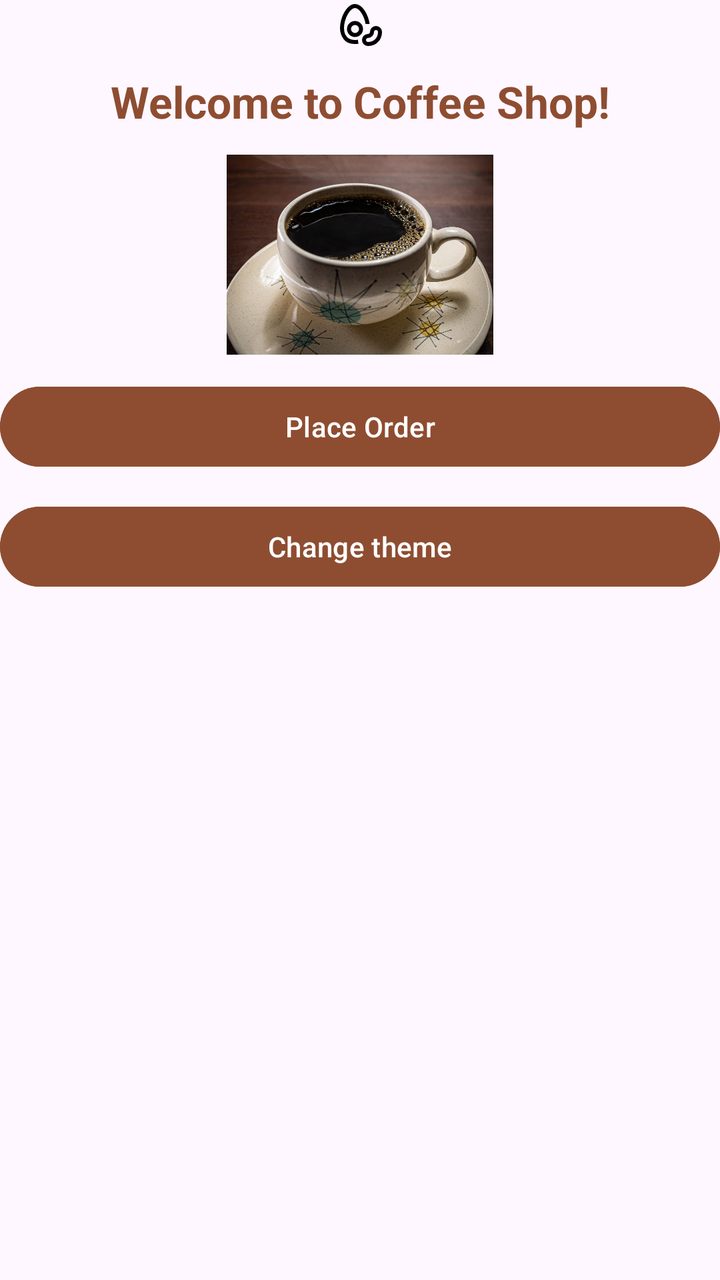
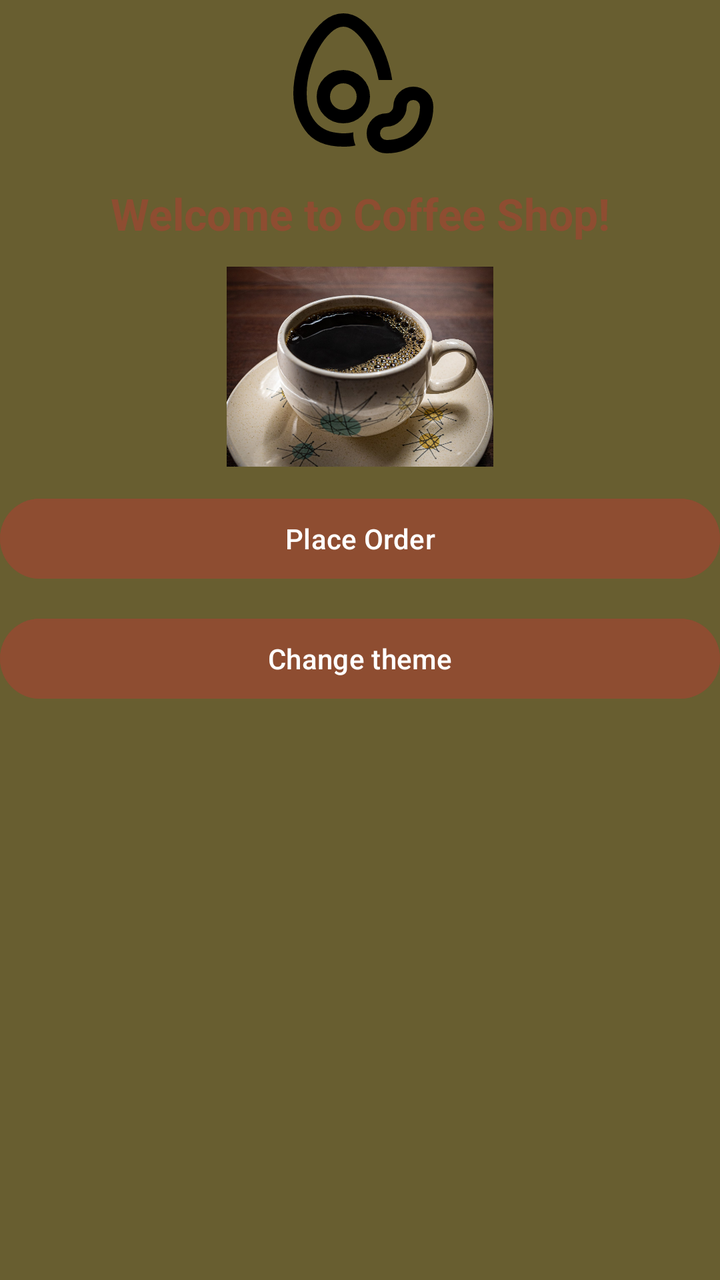

Screens rendered from an Android XML layout before and after an edit, with the pre-edit source and the edit as a unified diff.
<!-- AndroidManifest.xml: application theme Theme.CoffeeMid -->
<!-- res/layout/activity_main.xml -->
<?xml version="1.0" encoding="utf-8"?>
<LinearLayout xmlns:android="http://schemas.android.com/apk/res/android"
    xmlns:app="http://schemas.android.com/apk/res-auto"
    xmlns:tools="http://schemas.android.com/tools"
    android:id="@+id/main"
    android:layout_width="match_parent"
    android:layout_height="match_parent"
    android:orientation="vertical"
    tools:context=".MainActivity">

    <ImageView
        android:id="@+id/BeanIcon"
        android:layout_width="match_parent"
        android:layout_height="wrap_content"
        style="@style/HeaderLogo"

        android:src="@drawable/outline_avocado_bean_24"
        android:contentDescription="@string/app_logo"
        />

    <TextView
        android:layout_width="match_parent"
        android:layout_height="wrap_content"
        style="@style/AppTitle"

        android:textAlignment="center"
        android:text="Welcome to Coffee Shop!" />

    <ImageView
        android:layout_width="wrap_content"
        android:layout_height="100dp"
        android:src="@drawable/coffee"
        />

    <Button
        android:id="@+id/OrderBtn"
        android:text="@string/place_order"
        style="@style/PrimaryButton" />
    <Button
        android:id="@+id/SettingsBtn"
        android:text="@string/change_theme"
        style="@style/PrimaryButton"/>

</LinearLayout>
<!-- resources referenced by this layout -->
<resources>
  <!-- drawable coffee: jpg bitmap (drawable, 206675 bytes) -->
  <!-- drawable outline_avocado_bean_24: vector/xml drawable (drawable, 2052 chars, omitted) -->
  <string name="app_logo">App_Logo</string>
  <string name="change_theme">Change theme</string>
  <string name="place_order">Place Order</string>
  <style name="AppTitle">
          <item name="android:textSize">22sp</item>
          <item name="android:textStyle">bold</item>
          <item name="android:layout_width">match_parent</item>
          <item name="android:layout_height">wrap_content</item>
          <item name="android:paddingTop">12dp</item>
          <item name="android:paddingBottom">12dp</item>
          <item name="android:textAlignment">center</item>
          <item name="android:layout_columnSpan">2</item>
          <item name="android:textColor">?attr/colorPrimary</item>
      </style>
  <style name="HeaderLogo">
          <item name="android:layout_width">80dp</item>
          <item name="android:layout_height">80dp</item>
          <item name="android:layout_gravity">center_horizontal</item>s
          <item name="color">?attr/colorPrimary</item>
      </style>
  <style name="PrimaryButton">
          <item name="android:layout_width">match_parent</item>
          <item name="android:layout_height">wrap_content</item>
          <item name="android:layout_marginTop">12dp</item>
          <item name="android:textAllCaps">false</item>
          <item name="android:backgroundTint">?attr/colorPrimary</item>
          <item name="android:textColor">?attr/colorOnPrimary</item>
      </style>
  <style name="Theme.CoffeeMid" parent="Base.Theme.CoffeeMid" />
  <style name="Base.Theme.CoffeeMid" parent="Theme.Material3.DayNight.NoActionBar">
          <item name="colorPrimary">@color/coffee_primary</item>
          <item name="colorSecondary">@color/coffee_secondary</item>
          <item name="colorSurface">@color/coffee_surface</item>
      </style>
  <color name="coffee_primary">#8e4d31</color>
  <color name="coffee_secondary">#77574b</color>
  <color name="coffee_surface">#685e30</color>
</resources>

<!-- the commit's change to res/layout/activity_main.xml (unified diff, before → after) -->
@@ -3,6 +3,7 @@
     xmlns:app="http://schemas.android.com/apk/res-auto"
     xmlns:tools="http://schemas.android.com/tools"
     android:id="@+id/main"
+    android:background="?attr/colorSurface"
     android:layout_width="match_parent"
     android:layout_height="match_parent"
     android:orientation="vertical"
@@ -10,8 +11,6 @@
 
     <ImageView
         android:id="@+id/BeanIcon"
-        android:layout_width="match_parent"
-        android:layout_height="wrap_content"
         style="@style/HeaderLogo"
 
         android:src="@drawable/outline_avocado_bean_24"
